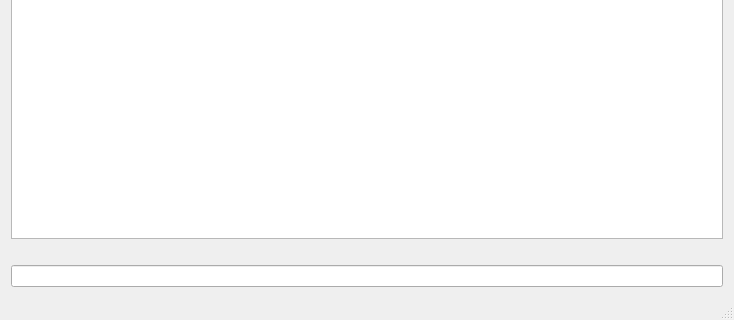
jakobkogler/pk-tool, file mainwindow.ui: the form before one commit; both pictures show x 0 to 734 and y 230 to 550 of the 734 by 550 pixel window.
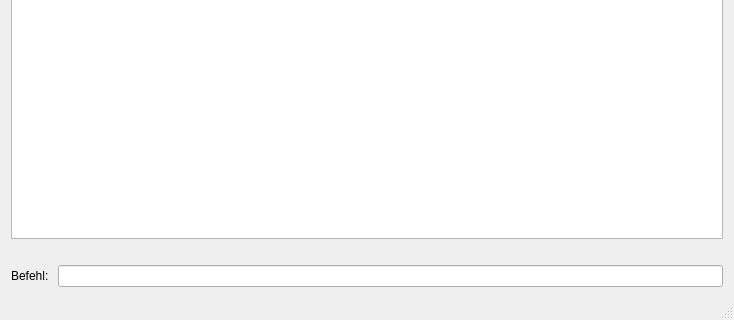
The form after the commit.

Commit message: Add Command-Label

```diff
--- a/mainwindow.ui
+++ b/mainwindow.ui
@@ -57,14 +57,25 @@
      </widget>
     </item>
     <item>
+     <layout class="QGridLayout" name="gridLayout">
+      <item row="1" column="1">
+       <widget class="QLineEdit" name="console"/>
+      </item>
+      <item row="1" column="0">
+       <widget class="QLabel" name="label_2">
+        <property name="text">
+         <string>Befehl: </string>
+        </property>
+       </widget>
+      </item>
+      <item row="0" column="0" colspan="2">
      <widget class="QLabel" name="console_output">
       <property name="text">
        <string/>
       </property>
      </widget>
     </item>
-    <item>
-     <widget class="QLineEdit" name="console"/>
+     </layout>
     </item>
    </layout>
   </widget>
```
Lines whose indentation alone changed are shown as unchanged. The commit also changes 2 other files.
